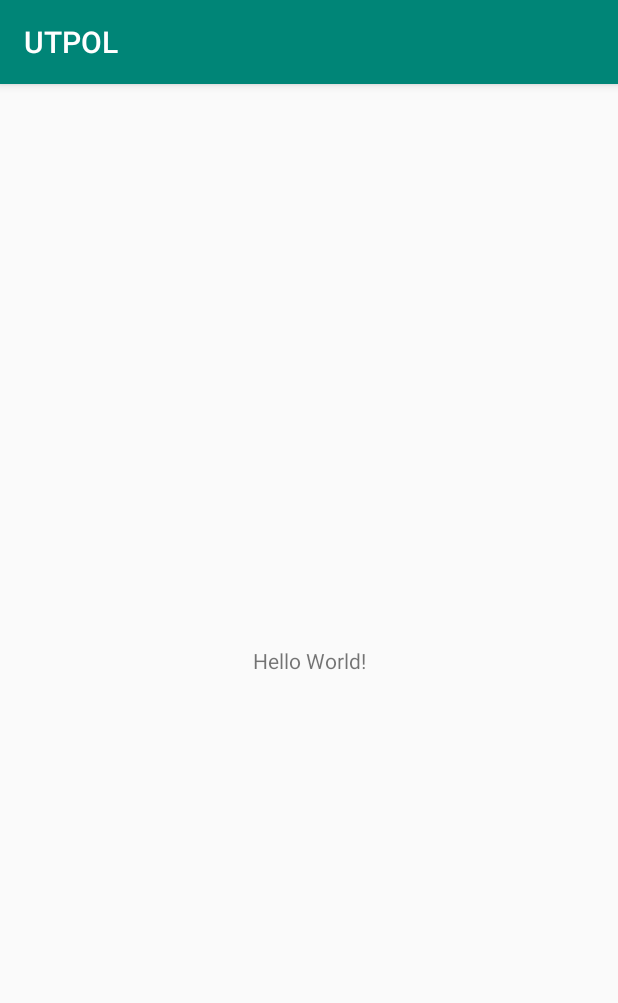
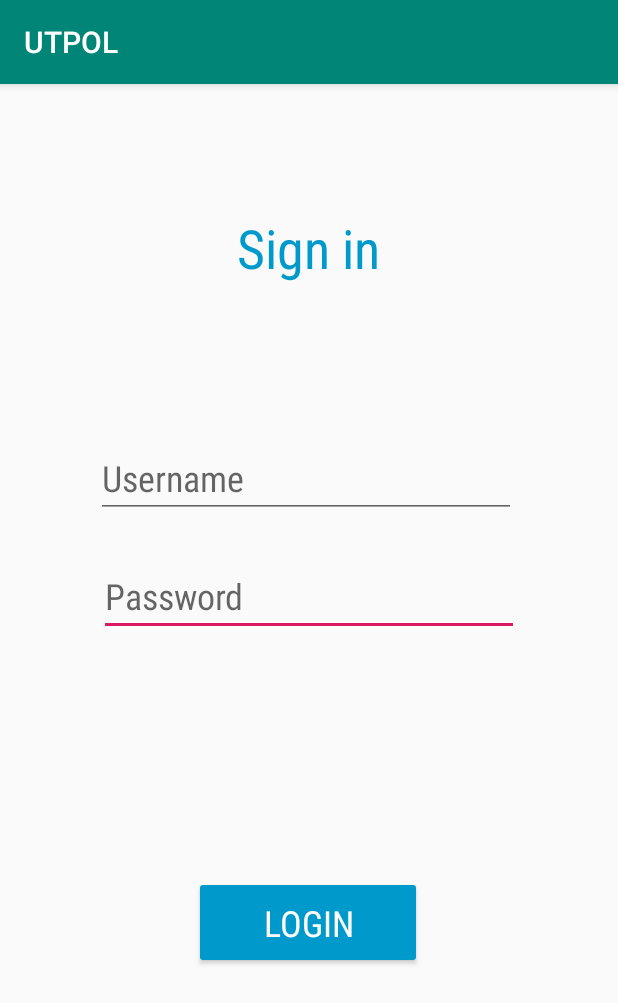
Before and after one commit to kolowich/CS246-Project, an Android app: the screen it shows after launch (MainActivity), on a phone screen of 412 x 824 dp. Shown: the top 1003 px of the screen. Run offline under Robolectric (Android 15) with nearby library versions, the phone set to English and light mode, and no system bars.

Commit message:
Merge branch 'master' of https://github.com/kolowich/CS246-Project
# Conflicts:
#	.idea/misc.xml

```diff
--- /dev/null
+++ b/app/src/main/res/layout/activity_bill_detail_1.xml
@@ -0,0 +1,6 @@
+<?xml version="1.0" encoding="utf-8"?>
+<android.support.constraint.ConstraintLayout
+    xmlns:android="http://schemas.android.com/apk/res/android" android:layout_width="match_parent"
+    android:layout_height="match_parent">
+
+</android.support.constraint.ConstraintLayout>
--- /dev/null
+++ b/app/src/main/res/layout/activity_bill_detail_2.xml
@@ -0,0 +1,6 @@
+<?xml version="1.0" encoding="utf-8"?>
+<android.support.constraint.ConstraintLayout
+    xmlns:android="http://schemas.android.com/apk/res/android" android:layout_width="match_parent"
+    android:layout_height="match_parent">
+
+</android.support.constraint.ConstraintLayout>
--- /dev/null
+++ b/app/src/main/res/layout/activity_bill_directory.xml
@@ -0,0 +1,6 @@
+<?xml version="1.0" encoding="utf-8"?>
+<android.support.constraint.ConstraintLayout
+    xmlns:android="http://schemas.android.com/apk/res/android" android:layout_width="match_parent"
+    android:layout_height="match_parent">
+
+</android.support.constraint.ConstraintLayout>
--- /dev/null
+++ b/app/src/main/res/layout/activity_committee_detail.xml
@@ -0,0 +1,6 @@
+<?xml version="1.0" encoding="utf-8"?>
+<android.support.constraint.ConstraintLayout
+    xmlns:android="http://schemas.android.com/apk/res/android" android:layout_width="match_parent"
+    android:layout_height="match_parent">
+
+</android.support.constraint.ConstraintLayout>
--- /dev/null
+++ b/app/src/main/res/layout/activity_committee_directory.xml
@@ -0,0 +1,6 @@
+<?xml version="1.0" encoding="utf-8"?>
+<android.support.constraint.ConstraintLayout
+    xmlns:android="http://schemas.android.com/apk/res/android" android:layout_width="match_parent"
+    android:layout_height="match_parent">
+
+</android.support.constraint.ConstraintLayout>
--- /dev/null
+++ b/app/src/main/res/layout/activity_contact_detail_1.xml
@@ -0,0 +1,6 @@
+<?xml version="1.0" encoding="utf-8"?>
+<android.support.constraint.ConstraintLayout
+    xmlns:android="http://schemas.android.com/apk/res/android" android:layout_width="match_parent"
+    android:layout_height="match_parent">
+
+</android.support.constraint.ConstraintLayout>
--- /dev/null
+++ b/app/src/main/res/layout/activity_contact_detail_2.xml
@@ -0,0 +1,6 @@
+<?xml version="1.0" encoding="utf-8"?>
+<android.support.constraint.ConstraintLayout
+    xmlns:android="http://schemas.android.com/apk/res/android" android:layout_width="match_parent"
+    android:layout_height="match_parent">
+
+</android.support.constraint.ConstraintLayout>
--- /dev/null
+++ b/app/src/main/res/layout/activity_contact_picture.xml
@@ -0,0 +1,6 @@
+<?xml version="1.0" encoding="utf-8"?>
+<android.support.constraint.ConstraintLayout
+    xmlns:android="http://schemas.android.com/apk/res/android" android:layout_width="match_parent"
+    android:layout_height="match_parent">
+
+</android.support.constraint.ConstraintLayout>
--- /dev/null
+++ b/app/src/main/res/layout/activity_home.xml
@@ -0,0 +1,6 @@
+<?xml version="1.0" encoding="utf-8"?>
+<android.support.constraint.ConstraintLayout
+    xmlns:android="http://schemas.android.com/apk/res/android" android:layout_width="match_parent"
+    android:layout_height="match_parent">
+
+</android.support.constraint.ConstraintLayout>
--- /dev/null
+++ b/app/src/main/res/layout/activity_login.xml
@@ -0,0 +1,6 @@
+<?xml version="1.0" encoding="utf-8"?>
+<android.support.constraint.ConstraintLayout
+    xmlns:android="http://schemas.android.com/apk/res/android" android:layout_width="match_parent"
+    android:layout_height="match_parent">
+
+</android.support.constraint.ConstraintLayout>
--- a/app/src/main/res/layout/activity_main.xml
+++ b/app/src/main/res/layout/activity_main.xml
@@ -7,12 +7,83 @@
     tools:context=".MainActivity">
 
     <TextView
+        android:id="@+id/textView"
         android:layout_width="wrap_content"
         android:layout_height="wrap_content"
-        android:text="Hello World!"
+        android:layout_marginStart="8dp"
+        android:layout_marginTop="8dp"
+        android:layout_marginEnd="8dp"
+        android:layout_marginBottom="8dp"
+        android:fontFamily="sans-serif-condensed"
+        android:text="Sign in"
+        android:textColor="@android:color/holo_blue_dark"
+        android:textSize="36sp"
         app:layout_constraintBottom_toBottomOf="parent"
-        app:layout_constraintLeft_toLeftOf="parent"
-        app:layout_constraintRight_toRightOf="parent"
-        app:layout_constraintTop_toTopOf="parent" />
+        app:layout_constraintEnd_toEndOf="parent"
+        app:layout_constraintHorizontal_bias="0.498"
+        app:layout_constraintStart_toStartOf="parent"
+        app:layout_constraintTop_toTopOf="parent"
+        app:layout_constraintVertical_bias="0.109" />
 
+    <Button
+        android:id="@+id/button"
+        android:layout_width="152dp"
+        android:layout_height="62dp"
+        android:layout_marginStart="8dp"
+        android:layout_marginTop="8dp"
+        android:layout_marginEnd="8dp"
+        android:layout_marginBottom="8dp"
+        android:backgroundTint="@android:color/holo_blue_dark"
+        android:fontFamily="sans-serif-condensed"
+        android:text="Login"
+        android:textColor="@android:color/background_light"
+        android:textSize="24sp"
+        app:layout_constraintBottom_toBottomOf="parent"
+        app:layout_constraintEnd_toEndOf="parent"
+        app:layout_constraintHorizontal_bias="0.497"
+        app:layout_constraintStart_toStartOf="parent"
+        app:layout_constraintTop_toTopOf="parent"
+        app:layout_constraintVertical_bias="0.754" />
+
+    <EditText
+        android:id="@+id/editText"
+        android:layout_width="wrap_content"
+        android:layout_height="wrap_content"
+        android:layout_marginStart="8dp"
+        android:layout_marginTop="8dp"
+        android:layout_marginEnd="8dp"
+        android:layout_marginBottom="8dp"
+        android:ems="10"
+        android:fontFamily="sans-serif-condensed"
+        android:hint="Password"
+        android:inputType="textPassword"
+        android:singleLine="true"
+        android:textSize="24sp"
+        app:layout_constraintBottom_toBottomOf="parent"
+        app:layout_constraintEnd_toEndOf="parent"
+        app:layout_constraintStart_toStartOf="parent"
+        app:layout_constraintTop_toTopOf="parent"
+        app:layout_constraintVertical_bias="0.439" />
+
+    <EditText
+        android:id="@+id/editText3"
+        android:layout_width="wrap_content"
+        android:layout_height="wrap_content"
+        android:layout_marginStart="60dp"
+        android:layout_marginTop="8dp"
+        android:layout_marginEnd="8dp"
+        android:layout_marginBottom="8dp"
+        android:ems="10"
+        android:fontFamily="sans-serif-condensed"
+        android:hint="Username"
+        android:inputType="textPersonName"
+        android:singleLine="true"
+        android:textAllCaps="false"
+        android:textSize="24sp"
+        app:layout_constraintBottom_toBottomOf="parent"
+        app:layout_constraintEnd_toEndOf="parent"
+        app:layout_constraintHorizontal_bias="0.066"
+        app:layout_constraintStart_toStartOf="parent"
+        app:layout_constraintTop_toTopOf="parent"
+        app:layout_constraintVertical_bias="0.326" />
 </android.support.constraint.ConstraintLayout>
```
Also changed, not shown: app/src/main/res/layout/activity_contact_directory.xml (added, +19 -0 lines), 1 other file.
